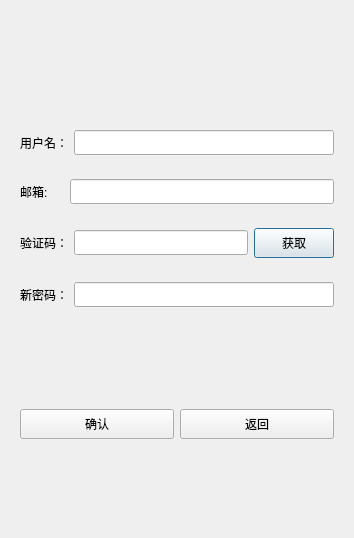
Before: the Qt Designer form ChatClient/resetdialog.ui in zyuhao7/WeChat, drawn with Qt 5.
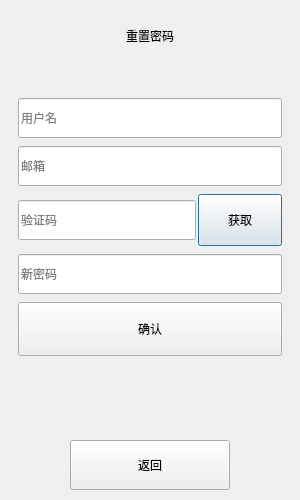
After: the same form once the commit is applied. Custom widgets are drawn as their Qt base class.

Commit message:
feat(client): extend the liquid-glass style to the register and reset pages
Both pages now sit on the drifting backdrop with a frosted card, translucent
fields and spring buttons; the verify-code countdown button is a glass pill too.

What changed in the file:
```diff
--- a/ChatClient/resetdialog.ui
+++ b/ChatClient/resetdialog.ui
@@ -6,43 +6,57 @@
    <rect>
     <x>0</x>
     <y>0</y>
-    <width>354</width>
-    <height>538</height>
+    <width>300</width>
+    <height>500</height>
    </rect>
   </property>
+  <property name="minimumSize">
+   <size>
+    <width>300</width>
+    <height>500</height>
+   </size>
+  </property>
+  <property name="maximumSize">
+   <size>
+    <width>300</width>
+    <height>500</height>
+   </size>
+  </property>
   <property name="windowTitle">
    <string>Dialog</string>
   </property>
-  <layout class="QVBoxLayout" name="verticalLayout">
+  <layout class="QVBoxLayout" name="page_layout">
+   <property name="spacing">
+    <number>0</number>
+   </property>
+   <property name="leftMargin">
+    <number>4</number>
+   </property>
+   <property name="topMargin">
+    <number>8</number>
+   </property>
+   <property name="rightMargin">
+    <number>4</number>
+   </property>
+   <property name="bottomMargin">
+    <number>10</number>
+   </property>
    <item>
-    <spacer name="verticalSpacer">
-     <property name="orientation">
-      <enum>Qt::Orientation::Vertical</enum>
-     </property>
-     <property name="sizeHint" stdset="0">
-      <size>
-       <width>20</width>
-       <height>40</height>
-      </size>
-     </property>
-    </spacer>
-   </item>
-   <item>
-    <widget class="QLabel" name="err_tip">
+    <widget class="QLabel" name="title_label">
      <property name="minimumSize">
       <size>
        <width>0</width>
-       <height>25</height>
+       <height>56</height>
       </size>
      </property>
      <property name="maximumSize">
       <size>
        <width>16777215</width>
-       <height>25</height>
+       <height>56</height>
       </size>
      </property>
      <property name="text">
-      <string/>
+      <string>重置密码</string>
      </property>
      <property name="alignment">
       <set>Qt::AlignmentFlag::AlignCenter</set>
@@ -50,216 +64,159 @@
     </widget>
    </item>
    <item>
-    <widget class="QWidget" name="widget" native="true">
-     <layout class="QHBoxLayout" name="horizontalLayout">
+    <widget class="GlassPanel" name="card" native="true">
+     <layout class="QVBoxLayout" name="card_layout">
+      <property name="spacing">
+       <number>8</number>
+      </property>
+      <property name="leftMargin">
+       <number>14</number>
+      </property>
+      <property name="topMargin">
+       <number>6</number>
+      </property>
+      <property name="rightMargin">
+       <number>14</number>
+      </property>
+      <property name="bottomMargin">
+       <number>8</number>
+      </property>
       <item>
-       <widget class="QLabel" name="user_lb">
+       <widget class="QLabel" name="err_tip">
         <property name="minimumSize">
          <size>
           <width>0</width>
-          <height>25</height>
+          <height>20</height>
          </size>
         </property>
         <property name="maximumSize">
          <size>
           <width>16777215</width>
-          <height>25</height>
+          <height>20</height>
          </size>
         </property>
         <property name="text">
-         <string>用户名：</string>
+         <string/>
         </property>
-       </widget>
-      </item>
-      <item>
-       <widget class="ElaLineEdit" name="user_edit">
-        <property name="minimumSize">
-         <size>
-          <width>0</width>
-          <height>25</height>
-         </size>
+        <property name="alignment">
+         <set>Qt::AlignmentFlag::AlignCenter</set>
         </property>
-        <property name="maximumSize">
-         <size>
-          <width>16777215</width>
-          <height>25</height>
-         </size>
-        </property>
        </widget>
       </item>
-     </layout>
-    </widget>
-   </item>
-   <item>
-    <widget class="QWidget" name="widget_2" native="true">
-     <layout class="QHBoxLayout" name="horizontalLayout_2">
       <item>
-       <widget class="QLabel" name="email_lb">
+       <widget class="QLineEdit" name="user_edit">
         <property name="minimumSize">
          <size>
           <width>0</width>
-          <height>25</height>
+          <height>40</height>
          </size>
         </property>
         <property name="maximumSize">
          <size>
           <width>16777215</width>
-          <height>25</height>
+          <height>40</height>
          </size>
         </property>
-        <property name="text">
-         <string>邮箱:     </string>
+        <property name="placeholderText">
+         <string>用户名</string>
         </property>
        </widget>
       </item>
       <item>
-       <widget class="ElaLineEdit" name="email_edit">
+       <widget class="QLineEdit" name="email_edit">
         <property name="minimumSize">
          <size>
           <width>0</width>
-          <height>25</height>
+          <height>40</height>
          </size>
         </property>
         <property name="maximumSize">
          <size>
           <width>16777215</width>
-          <height>25</height>
+          <height>40</height>
          </size>
         </property>
-       </widget>
-      </item>
-     </layout>
-    </widget>
-   </item>
-   <item>
-    <widget class="QWidget" name="widget_3" native="true">
-     <layout class="QHBoxLayout" name="horizontalLayout_3">
-      <item>
-       <widget class="QLabel" name="verify_lb">
-        <property name="minimumSize">
-         <size>
-          <width>0</width>
-          <height>25</height>
-         </size>
+        <property name="placeholderText">
+         <string>邮箱</string>
         </property>
-        <property name="maximumSize">
-         <size>
-          <width>16777215</width>
-          <height>25</height>
-         </size>
-        </property>
-        <property name="text">
-         <string>验证码：</string>
-        </property>
        </widget>
       </item>
       <item>
-       <widget class="ElaLineEdit" name="verify_edit">
-        <property name="minimumSize">
-         <size>
-          <width>0</width>
-          <height>25</height>
-         </size>
+       <layout class="QHBoxLayout" name="verify_row">
+        <property name="spacing">
+         <number>2</number>
         </property>
-        <property name="maximumSize">
-         <size>
-          <width>16777215</width>
-          <height>25</height>
-         </size>
-        </property>
-       </widget>
+        <item>
+         <widget class="QLineEdit" name="verify_edit">
+          <property name="minimumSize">
+           <size>
+            <width>0</width>
+            <height>40</height>
+           </size>
+          </property>
+          <property name="maximumSize">
+           <size>
+            <width>16777215</width>
+            <height>40</height>
+           </size>
+          </property>
+          <property name="placeholderText">
+           <string>验证码</string>
+          </property>
+         </widget>
+        </item>
+        <item>
+         <widget class="TimerBtn" name="verify_btn">
+          <property name="minimumSize">
+           <size>
+            <width>84</width>
+            <height>52</height>
+           </size>
+          </property>
+          <property name="maximumSize">
+           <size>
+            <width>84</width>
+            <height>52</height>
+           </size>
+          </property>
+          <property name="text">
+           <string>获取</string>
+          </property>
+         </widget>
+        </item>
+       </layout>
       </item>
       <item>
-       <widget class="TimerBtn" name="verify_btn">
+       <widget class="QLineEdit" name="pwd_edit">
         <property name="minimumSize">
          <size>
           <width>0</width>
-          <height>30</height>
+          <height>40</height>
          </size>
         </property>
         <property name="maximumSize">
          <size>
           <width>16777215</width>
-          <height>30</height>
+          <height>40</height>
          </size>
         </property>
-        <property name="text">
-         <string>获取</string>
+        <property name="placeholderText">
+         <string>新密码</string>
         </property>
        </widget>
       </item>
-     </layout>
-    </widget>
-   </item>
-   <item>
-    <widget class="QWidget" name="widget_4" native="true">
-     <layout class="QHBoxLayout" name="horizontalLayout_4">
       <item>
-       <widget class="QLabel" name="pwd_lb">
+       <widget class="GlassButton" name="sure_btn">
         <property name="minimumSize">
          <size>
           <width>0</width>
-          <height>25</height>
+          <height>54</height>
          </size>
         </property>
         <property name="maximumSize">
          <size>
           <width>16777215</width>
-          <height>25</height>
-         </size>
-        </property>
-        <property name="text">
-         <string>新密码：</string>
-        </property>
-       </widget>
-      </item>
-      <item>
-       <widget class="ElaLineEdit" name="pwd_edit">
-        <property name="minimumSize">
-         <size>
-          <width>0</width>
-          <height>25</height>
-         </size>
-        </property>
-        <property name="maximumSize">
-         <size>
-          <width>16777215</width>
-          <height>25</height>
-         </size>
-        </property>
-       </widget>
-      </item>
-     </layout>
-    </widget>
-   </item>
-   <item>
-    <spacer name="verticalSpacer_2">
-     <property name="orientation">
-      <enum>Qt::Orientation::Vertical</enum>
-     </property>
-     <property name="sizeHint" stdset="0">
-      <size>
-       <width>20</width>
-       <height>40</height>
-      </size>
-     </property>
-    </spacer>
-   </item>
-   <item>
-    <widget class="QWidget" name="widget_5" native="true">
-     <layout class="QHBoxLayout" name="horizontalLayout_5">
-      <item>
-       <widget class="ElaPushButton" name="sure_btn">
-        <property name="minimumSize">
-         <size>
-          <width>0</width>
-          <height>30</height>
-         </size>
-        </property>
-        <property name="maximumSize">
-         <size>
-          <width>16777215</width>
-          <height>30</height>
+          <height>54</height>
          </size>
         </property>
         <property name="text">
@@ -267,59 +224,60 @@
         </property>
        </widget>
       </item>
-      <item>
-       <widget class="ElaPushButton" name="return_btn">
-        <property name="minimumSize">
-         <size>
-          <width>0</width>
-          <height>30</height>
-         </size>
-        </property>
-        <property name="maximumSize">
-         <size>
-          <width>16777215</width>
-          <height>30</height>
-         </size>
-        </property>
-        <property name="text">
-         <string>返回</string>
-        </property>
-       </widget>
-      </item>
      </layout>
     </widget>
    </item>
    <item>
-    <spacer name="verticalSpacer_3">
+    <spacer name="form_spacer">
      <property name="orientation">
       <enum>Qt::Orientation::Vertical</enum>
      </property>
      <property name="sizeHint" stdset="0">
       <size>
        <width>20</width>
-       <height>40</height>
+       <height>8</height>
       </size>
      </property>
     </spacer>
    </item>
+   <item alignment="Qt::AlignHCenter">
+    <widget class="GlassButton" name="return_btn">
+     <property name="minimumSize">
+      <size>
+       <width>160</width>
+       <height>50</height>
+      </size>
+     </property>
+     <property name="maximumSize">
+      <size>
+       <width>160</width>
+       <height>50</height>
+      </size>
+     </property>
+     <property name="text">
+      <string>返回</string>
+     </property>
+    </widget>
+   </item>
   </layout>
  </widget>
  <customwidgets>
+  <customwidget>
+   <class>GlassPanel</class>
+   <extends>QWidget</extends>
+   <header>liquidglass.h</header>
+   <container>1</container>
+  </customwidget>
+  <customwidget>
+   <class>GlassButton</class>
+   <extends>QPushButton</extends>
+   <header>liquidglass.h</header>
+  </customwidget>
   <customwidget>
    <class>TimerBtn</class>
    <extends>QPushButton</extends>
    <header>timerbtn.h</header>
   </customwidget>
-  <customwidget>
-   <class>ElaLineEdit</class>
-   <extends>QLineEdit</extends>
-   <header>ElaLineEdit.h</header>
-  </customwidget>
-  <customwidget>
-   <class>ElaPushButton</class>
-   <extends>QPushButton</extends>
-   <header>ElaPushButton.h</header>
-  </customwidget>
  </customwidgets>
  <resources/>
  <connections/>
```
The commit also changes 9 other files.
